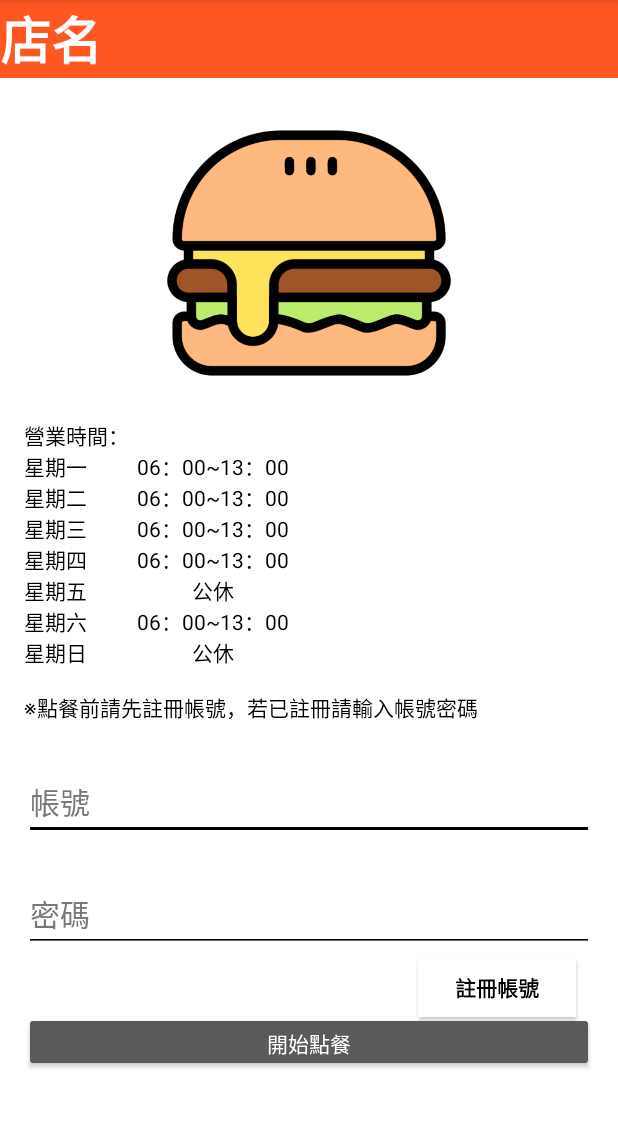
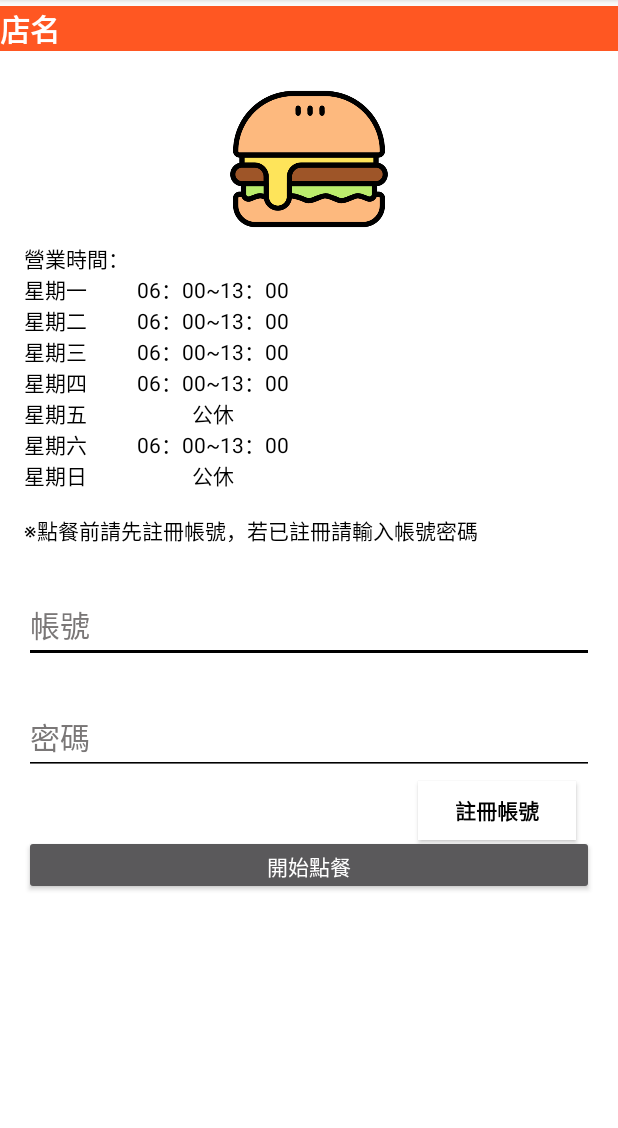
Before and after one commit to balsi2001/IECS-1112-App-APP, an Android app: the screen it shows after launch (signingActivity), on a phone screen of 412 x 824 dp, the part 84-1212 px from its top. Run offline under Robolectric (Android 15) with nearby library versions, the phone set to English and light mode, and no system bars.

Commit message:
design ui

```diff
--- a/login/app/src/main/res/layout/activity_signing.xml
+++ b/login/app/src/main/res/layout/activity_signing.xml
@@ -81,11 +81,12 @@
     <TextView
         android:id="@+id/textView"
         android:layout_width="0dp"
-        android:layout_height="52dp"
+        android:layout_height="wrap_content"
+        android:layout_marginTop="4dp"
         android:background="#FF5722"
         android:text="店名"
         android:textColor="@android:color/white"
-        android:textSize="34sp"
+        android:textSize="20sp"
         android:textStyle="bold"
         app:layout_constraintEnd_toEndOf="parent"
         app:layout_constraintHorizontal_bias="0.0"
@@ -97,19 +98,19 @@
         android:layout_width="0dp"
         android:layout_height="205dp"
         android:layout_marginStart="16dp"
-        android:layout_marginTop="228dp"
+        android:layout_marginTop="128dp"
         android:layout_marginEnd="16dp"
         android:text="營業時間：\n星期一          06：00~13：00\n星期二          06：00~13：00\n星期三          06：00~13：00\n星期四          06：00~13：00\n星期五                     公休\n星期六          06：00~13：00\n星期日                     公休\n\n※點餐前請先註冊帳號，若已註冊請輸入帳號密碼"
         android:textColor="#000000"
         app:layout_constraintEnd_toEndOf="parent"
-        app:layout_constraintHorizontal_bias="1.0"
+        app:layout_constraintHorizontal_bias="0.0"
         app:layout_constraintStart_toStartOf="parent"
         app:layout_constraintTop_toBottomOf="@+id/textView" />
 
     <ImageView
         android:id="@+id/imageView4"
-        android:layout_width="225dp"
-        android:layout_height="201dp"
+        android:layout_width="337dp"
+        android:layout_height="112dp"
         android:layout_marginTop="16dp"
         app:layout_constraintEnd_toEndOf="parent"
         app:layout_constraintStart_toStartOf="parent"
```
Also changed, not shown: login/app/src/main/res/layout/activity_signup_main2.xml (+7 -0 lines).
